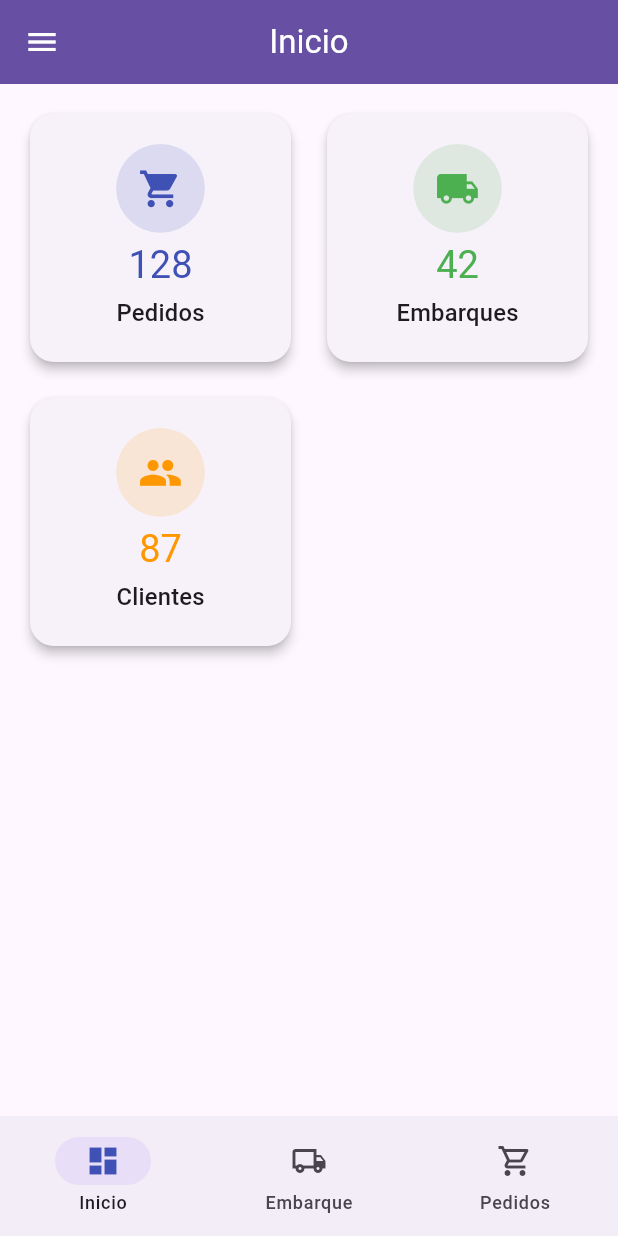
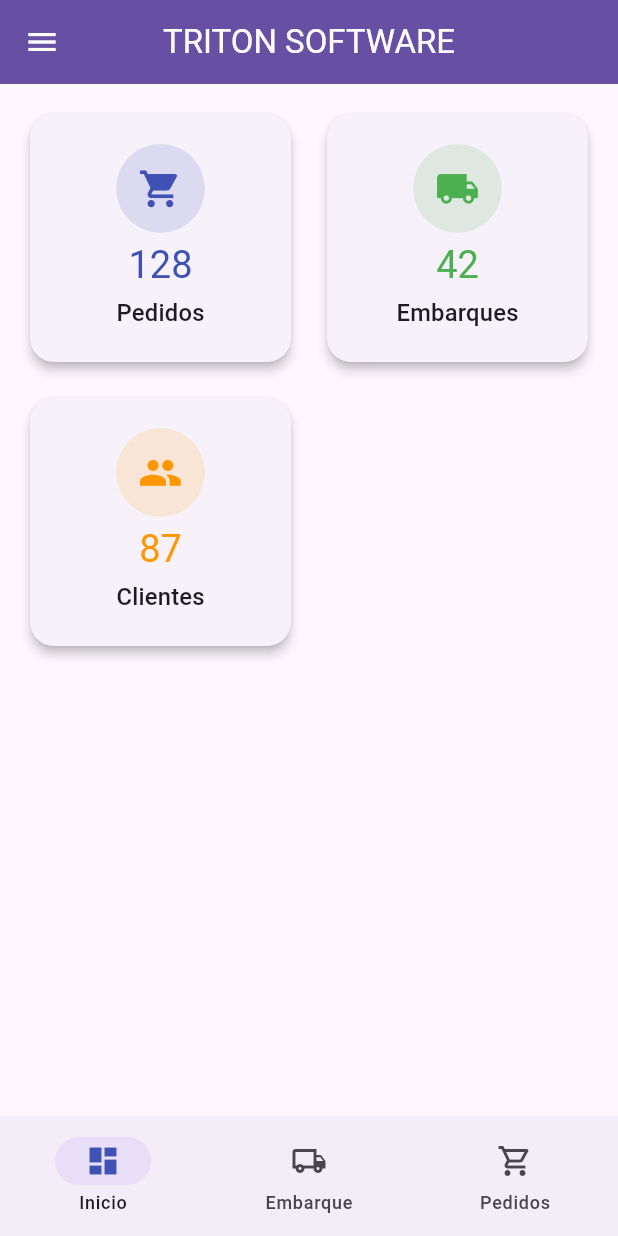
Before and after one commit to Reyna5/app-maga-a, a Flutter app: the MainNavigationScreen screen opened directly, on a phone screen of 412 x 824 dp. Run offline on Flutter 3.47's test engine with Material 3 defaults, Android fonts, the phone set to English and light mode, and no system bars; our stand-ins replace shared_preferences; accounts and stored records are empty; Roboto replaces fonts that are missing (Segoe UI).

Commit message:
cambios lizbeth

```diff
--- /dev/null
+++ b/devtools_options.yaml
@@ -0,0 +1,3 @@
+description: This file stores settings for Dart & Flutter DevTools.
+documentation: https://docs.flutter.dev/tools/devtools/extensions#configure-extension-enablement-states
+extensions:
--- a/lib/screens/main_navigation.dart
+++ b/lib/screens/main_navigation.dart
@@ -12,7 +12,7 @@ class MyApp extends StatelessWidget {
   @override
   Widget build(BuildContext context) {
     return MaterialApp(
-      title: 'Distribuidora Magaña',
+      title: 'Triton Software',
       theme: ThemeData(
         useMaterial3: true,
         colorScheme: ColorScheme.fromSeed(
@@ -48,9 +48,9 @@ class _MainNavigationScreenState extends State<MainNavigationScreen> {
   ];
 
   final List<String> _titles = const [
-    "Inicio",
-    "Embarque",
-    "Pedidos",
+    "TRITON SOFTWARE",
+    "TRITON SOFTWARE",
+    "TRITON SOFTWARE",
   ];
 
   @override
@@ -79,8 +79,9 @@ class _MainNavigationScreenState extends State<MainNavigationScreen> {
               ],
             ),
           ),
-          bottomNavigationBar:
-              isLargeScreen ? null : _buildBottomNavigationBar(),
+          bottomNavigationBar: isLargeScreen
+              ? null
+              : _buildBottomNavigationBar(),
         );
       },
     );
@@ -141,18 +142,16 @@ class _MainNavigationScreenState extends State<MainNavigationScreen> {
       child: Column(
         children: [
           UserAccountsDrawerHeader(
-            decoration: BoxDecoration(
-              color: Colors.indigo.shade700,
-            ),
+            decoration: BoxDecoration(color: Colors.indigo.shade700),
             currentAccountPicture: const CircleAvatar(
               backgroundColor: Colors.white,
               child: Icon(Icons.business, color: Colors.indigo, size: 36),
             ),
             accountName: const Text(
-              "Distribuidora Magaña",
+              "TRITON SOFTWARE",
               style: TextStyle(fontWeight: FontWeight.bold),
             ),
-            accountEmail: const Text("Administración de distribución"),
+            accountEmail: const Text("Arturo Díaz"),
           ),
           ListTile(
             leading: const Icon(Icons.dashboard_outlined),
@@ -245,10 +244,10 @@ class DashboardScreen extends StatelessWidget {
       child: GridView.builder(
         itemCount: cards.length,
         gridDelegate: const SliverGridDelegateWithMaxCrossAxisExtent(
-          maxCrossAxisExtent: 280,      // ancho máximo por tarjeta
+          maxCrossAxisExtent: 280, // ancho máximo por tarjeta
           crossAxisSpacing: 16,
           mainAxisSpacing: 16,
-          childAspectRatio: 1.05,       // ↑ más alto para evitar overflow
+          childAspectRatio: 1.05, // ↑ más alto para evitar overflow
         ),
         itemBuilder: (_, i) => cards[i],
       ),
@@ -273,13 +272,13 @@ class _DashboardCard extends StatelessWidget {
 
   @override
   Widget build(BuildContext context) {
-    final TextStyle valueStyle = Theme.of(context)
-        .textTheme
-        .headlineSmall!
-        .copyWith(color: color, fontSize: 24 * scale);
+    final TextStyle valueStyle = Theme.of(
+      context,
+    ).textTheme.headlineSmall!.copyWith(color: color, fontSize: 24 * scale);
 
-    final TextStyle titleStyle =
-        Theme.of(context).textTheme.titleMedium!.copyWith(fontSize: 15 * scale);
+    final TextStyle titleStyle = Theme.of(
+      context,
+    ).textTheme.titleMedium!.copyWith(fontSize: 15 * scale);
 
     final double avatarRadius = 28 * scale;
     final double iconSize = 28 * scale;
@@ -299,7 +298,12 @@ class _DashboardCard extends StatelessWidget {
               child: Icon(icon, color: color, size: iconSize),
             ),
             Text(value, style: valueStyle, maxLines: 1),
-            Text(title, style: titleStyle, maxLines: 1, overflow: TextOverflow.ellipsis),
+            Text(
+              title,
+              style: titleStyle,
+              maxLines: 1,
+              overflow: TextOverflow.ellipsis,
+            ),
           ],
         ),
       ),
--- a/pubspec.yaml
+++ b/pubspec.yaml
@@ -53,11 +53,9 @@ dev_dependencies:
 
 # The following section is specific to Flutter packages.
 flutter:
-
-  # The following line ensures that the Material Icons font is
-  # included with your application, so that you can use the icons in
-  # the material Icons class.
   uses-material-design: true
+  assets:
+    - assets/img/
 
   # To add assets to your application, add an assets section, like this:
   # assets:
```
Also changed, not shown: assets/img/marcaTriton.png (added), pubspec.lock, 11 other files.
